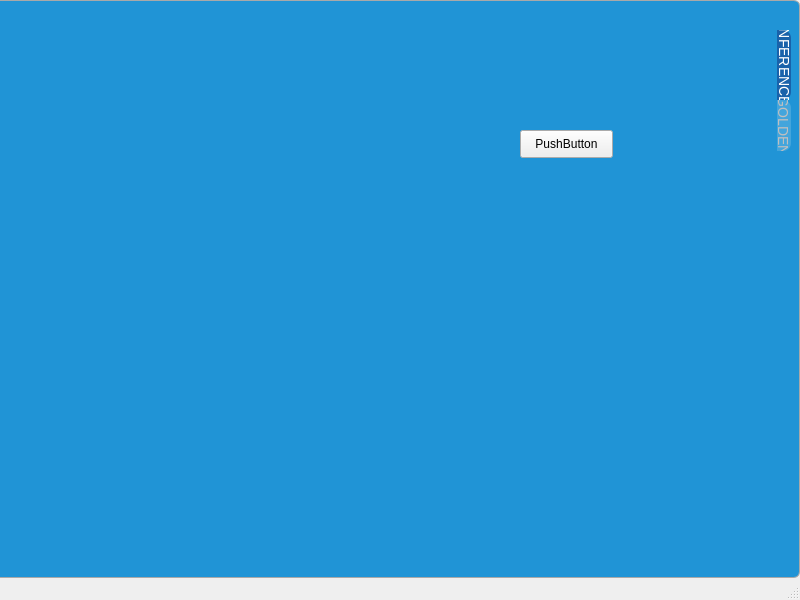
ppcrong/TestPyqt, file TestPyqt/res/ui/ui_main_window6.ui: the form before one commit.
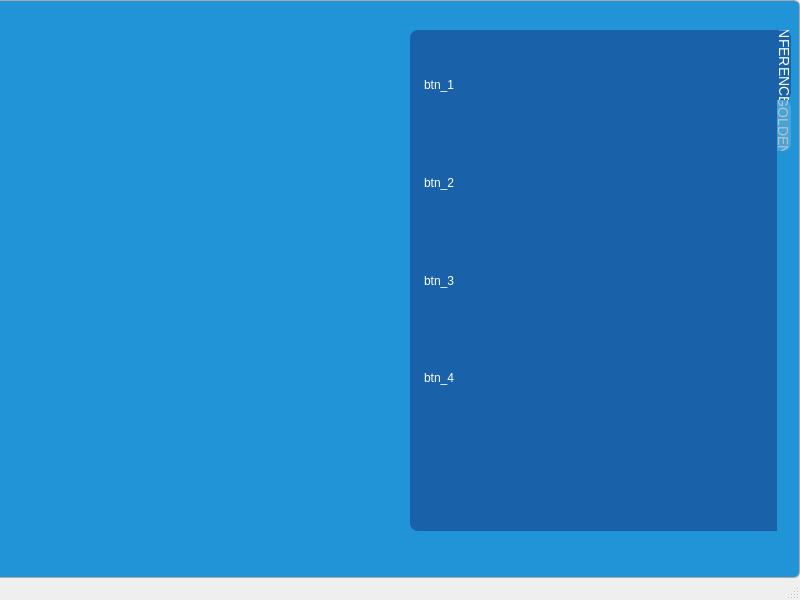
The form after the commit. Icons and pictures are not drawn.

Commit message: add buttons for grid layout demo

```diff
--- a/TestPyqt/res/ui/ui_main_window6.ui
+++ b/TestPyqt/res/ui/ui_main_window6.ui
@@ -35,38 +35,40 @@
     </property>
     <property name="styleSheet">
      <string notr="true">/* The tab widget frame */
-QTabWidget:pane {
-    border: none;
-    background-color: transparent;
-}
+                                            QTabWidget:pane {
+                                            border: none;
+                                            background-color: rgba(16,21,102,100);
+                                            border-top-left-radius: 8px;
+                                            border-bottom-left-radius: 8px;
+                                            }
 
-QTabWidget:tab-bar {
-    alignment: left;
-}
+                                            QTabWidget:tab-bar {
+                                            alignment: left;
+                                            }
 
-/* Style the tab using the tab sub-control. Note that
-it reads QTabBar _not_ QTabWidget */
-QTabBar:tab {
-    background: rgba(255,255,255,40);
-    min-width: 8ex;
-    min-height: 30ex;
-    color:#BFBFBF;
-    font-size:14px;
-    font-weight:200;
-    font-family: &quot;Helvetica Neue&quot;, Helvetica, Arial, sans-serif;
-    border-top-right-radius: 8px;
-    border-bottom-right-radius: 8px;
-}
+                                            /* Style the tab using the tab sub-control. Note that
+                                            it reads QTabBar _not_ QTabWidget */
+                                            QTabBar:tab {
+                                            background: rgba(255,255,255,40);
+                                            min-width: 8ex;
+                                            min-height: 30ex;
+                                            color:#BFBFBF;
+                                            font-size:14px;
+                                            font-weight:200;
+                                            font-family: &quot;Helvetica Neue&quot;, Helvetica, Arial, sans-serif;
+                                            border-top-right-radius: 8px;
+                                            border-bottom-right-radius: 8px;
+                                            }
 
-QTabBar:tab:selected {
-    background: rgba(16,21,102,100);
-    color:white;
-}
+                                            QTabBar:tab:selected {
+                                            background: rgba(16,21,102,100);
+                                            color:white;
+                                            }
 
-QTabBar:tab:hover {
-    background: rgba(16,21,102,30);
-}
-</string>
+                                            QTabBar:tab:hover {
+                                            background: rgba(16,21,102,30);
+                                            }
+                                        </string>
     </property>
     <property name="tabPosition">
      <enum>QTabWidget::East</enum>
@@ -75,22 +77,123 @@
      <number>0</number>
     </property>
     <widget class="QWidget" name="tab">
+     <property name="styleSheet">
+      <string notr="true">                                QPushButton{
+                                border:none;
+                                color:white;
+                                font-family: &quot;Helvetica Neue&quot;, Helvetica, Arial, sans-serif;
+                                text-align:left;
+                                padding: 5px;
+                                }
+
+                                QPushButton:disabled{color:#BFBFBF;}
+                                QPushButton#btn_1:hover{border-left:4px solid red;font-weight:700;}
+                                QPushButton#btn_2:hover{border-left:4px solid red;font-weight:700;}
+                                QPushButton#btn_3:hover{border-left:4px solid red;font-weight:700;}
+                                QPushButton#btn_4:hover{border-left:4px solid red;font-weight:700;}
+
+</string>
+     </property>
      <attribute name="title">
       <string>INFERENCE</string>
      </attribute>
-     <widget class="QPushButton" name="pushButton">
-      <property name="geometry">
-       <rect>
-        <x>110</x>
-        <y>100</y>
-        <width>93</width>
-        <height>28</height>
-       </rect>
-      </property>
-      <property name="text">
-       <string>PushButton</string>
-      </property>
-     </widget>
+     <layout class="QGridLayout" name="layout_tab" rowstretch="1,1,1,1,1">
+      <item row="0" column="0">
+       <widget class="QPushButton" name="btn_1">
+        <property name="enabled">
+         <bool>true</bool>
+        </property>
+        <property name="sizePolicy">
+         <sizepolicy hsizetype="Preferred" vsizetype="Preferred">
+          <horstretch>0</horstretch>
+          <verstretch>0</verstretch>
+         </sizepolicy>
+        </property>
+        <property name="styleSheet">
+         <string notr="true"/>
+        </property>
+        <property name="text">
+         <string>btn_1</string>
+        </property>
+        <property name="icon">
+         <iconset>
+          <normaloff>:/ic_raw.svg</normaloff>:/ic_raw.svg</iconset>
+        </property>
+       </widget>
+      </item>
+      <item row="1" column="0">
+       <widget class="QPushButton" name="btn_2">
+        <property name="enabled">
+         <bool>true</bool>
+        </property>
+        <property name="sizePolicy">
+         <sizepolicy hsizetype="Preferred" vsizetype="Preferred">
+          <horstretch>0</horstretch>
+          <verstretch>0</verstretch>
+         </sizepolicy>
+        </property>
+        <property name="styleSheet">
+         <string notr="true"/>
+        </property>
+        <property name="text">
+         <string>btn_2</string>
+        </property>
+        <property name="icon">
+         <iconset>
+          <normaloff>:/ic_image.svg</normaloff>:/ic_image.svg</iconset>
+        </property>
+       </widget>
+      </item>
+      <item row="2" column="0">
+       <widget class="QPushButton" name="btn_3">
+        <property name="enabled">
+         <bool>true</bool>
+        </property>
+        <property name="sizePolicy">
+         <sizepolicy hsizetype="Preferred" vsizetype="Preferred">
+          <horstretch>0</horstretch>
+          <verstretch>0</verstretch>
+         </sizepolicy>
+        </property>
+        <property name="styleSheet">
+         <string notr="true"/>
+        </property>
+        <property name="text">
+         <string>btn_3</string>
+        </property>
+        <property name="icon">
+         <iconset>
+          <normaloff>:/ic_image_folder.svg</normaloff>:/ic_image_folder.svg</iconset>
+        </property>
+       </widget>
+      </item>
+      <item row="3" column="0">
+       <widget class="QPushButton" name="btn_4">
+        <property name="enabled">
+         <bool>true</bool>
+        </property>
+        <property name="sizePolicy">
+         <sizepolicy hsizetype="Preferred" vsizetype="Preferred">
+          <horstretch>0</horstretch>
+          <verstretch>0</verstretch>
+         </sizepolicy>
+        </property>
+        <property name="styleSheet">
+         <string notr="true"/>
+        </property>
+        <property name="text">
+         <string>btn_4</string>
+        </property>
+        <property name="icon">
+         <iconset>
+          <normaloff>:/ic_json.svg</normaloff>:/ic_json.svg</iconset>
+        </property>
+       </widget>
+      </item>
+      <item row="4" column="0">
+       <widget class="QLabel" name="label_empty_inf"/>
+      </item>
+     </layout>
     </widget>
     <widget class="QWidget" name="tab_2">
      <attribute name="title">
```
Left out of the diff: 15 changed lines with no effect on the pictures. The commit also changes 1 other file.
